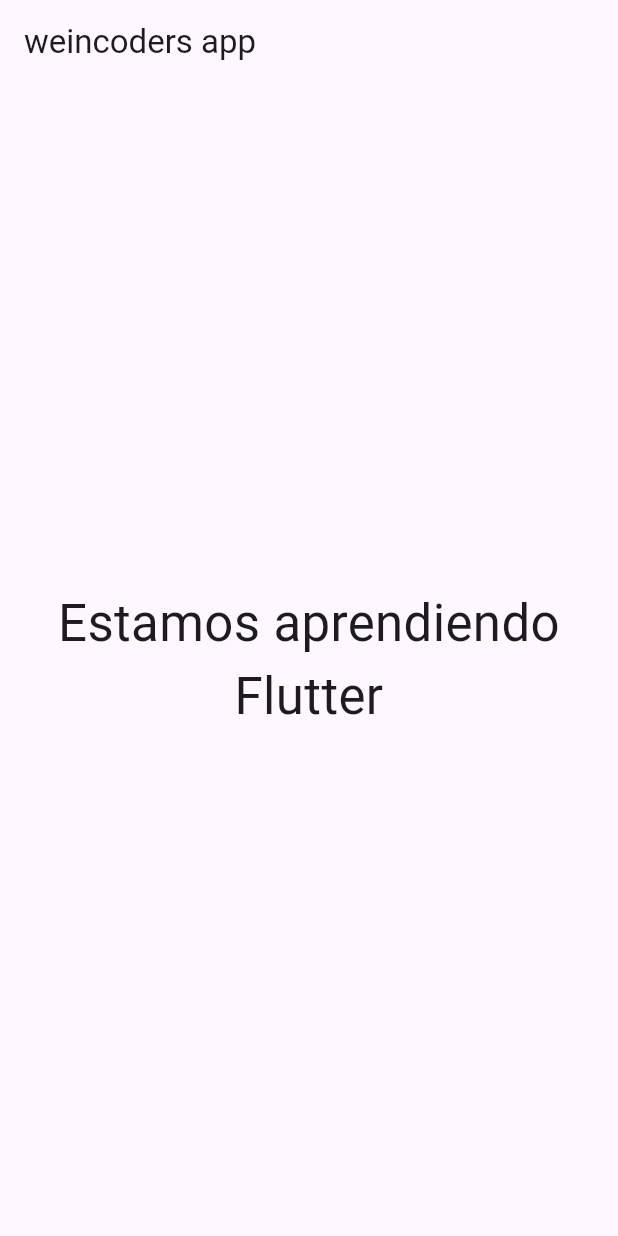
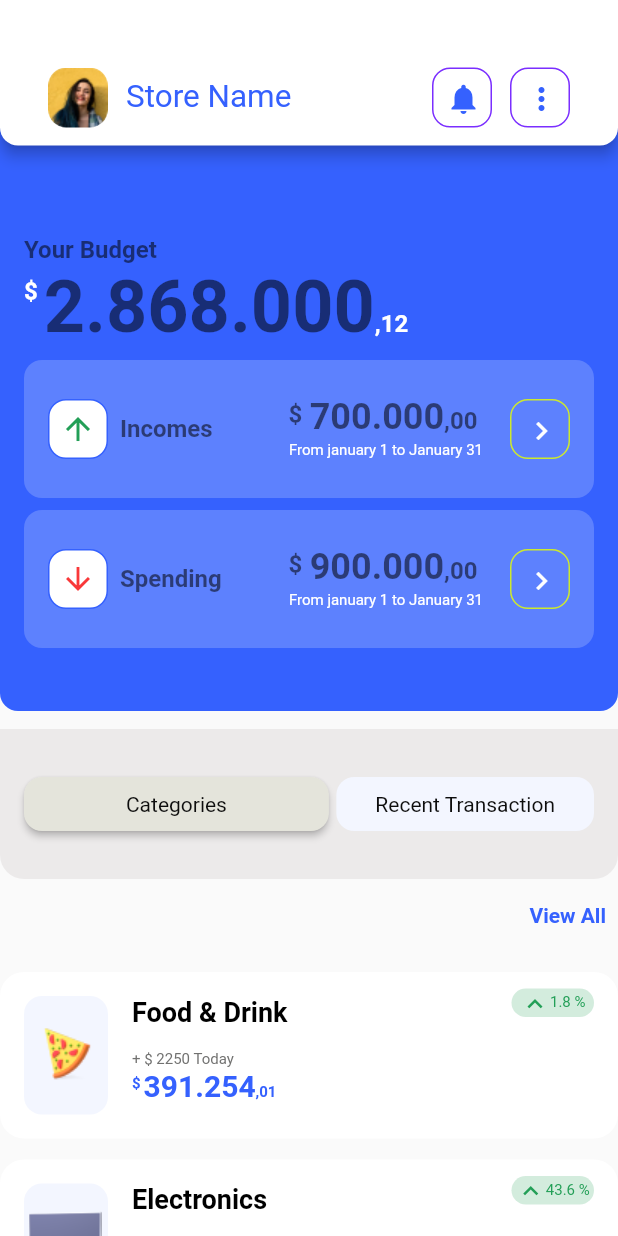
Before and after one commit to jsarmiento1985/flutter_002_weincode, a Flutter app: the screen it shows after launch, on a phone screen of 412 x 824 dp. Run offline on Flutter 3.47's test engine with Material 3 defaults, Android fonts, the light colour scheme and no system bars.

Commit message:
capitulo 4

```diff
--- a/analysis_options.yaml
+++ b/analysis_options.yaml
@@ -21,7 +21,7 @@ linter:
   # `// ignore_for_file: name_of_lint` syntax on the line or in the file
   # producing the lint.
   rules:
-    # avoid_print: false  # Uncomment to disable the `avoid_print` rule
+     avoid_print: false  # Uncomment to disable the `avoid_print` rule
     # prefer_single_quotes: true  # Uncomment to enable the `prefer_single_quotes` rule
 
 # Additional information about this file can be found at
--- a/lib/design/colors.dart
+++ b/lib/design/colors.dart
@@ -0,0 +1,19 @@
+import 'package:flutter/material.dart';
+
+class WeinFluColors {
+  WeinFluColors._();
+  static const Color brandPrimaryColor = Color.fromRGBO(53, 97, 254, 1);
+  static const Color brandSecondaryColor = Color.fromRGBO(243, 246, 255, 1);
+  static const Color brandLightColor = Colors.white;
+  static const Color brandLightColorOpacity =
+      Color.fromRGBO(255, 255, 255, 0.2);
+  static const Color brandLightColorBorder = Color.fromARGB(210, 228, 255, 1);
+  static const Color brandDarkColor = Colors.black;
+  static const Color brandLigthDarkColor = Color.fromRGBO(113, 113, 112, 1);
+  static const Color brandMidGreyColor = Color.fromRGBO(228, 228, 219, 1);
+  static const Color brandDarkColorOpacity = Color.fromRGBO(255, 255, 255, 0.2);
+  static const Color brandErrorColor = Color.fromRGBO(249, 56, 57, 0.2);
+  static const Color brandOnErrorColor = Color.fromRGBO(249, 56, 57, 1);
+  static const Color brandSuccessColor = Color.fromRGBO(35, 159, 87, 0.2);
+  static const Color brandOnSuccessColor = Color.fromRGBO(35, 159, 87, 1);
+}
--- /dev/null
+++ b/lib/design/radius.dart
@@ -0,0 +1,7 @@
+import "package:flutter/material.dart";
+
+class WeinFluRadius {
+  WeinFluRadius._();
+  static const Radius radiusXs = Radius.circular(12);
+  static const Radius radiusSmall = Radius.circular(12);
+}
--- /dev/null
+++ b/lib/design/themes.dart
@@ -0,0 +1,21 @@
+import 'package:flutter/material.dart';
+import 'package:flutter_002/design/colors.dart';
+
+class WeinFluThemes {
+  WeinFluThemes._(); //clase con sontructor privado, no puede instaciar
+  static ThemeData defaultTheme = ThemeData(
+    fontFamily: 'RobotoMono',
+    primaryColor: WeinFluColors.brandPrimaryColor,
+    textTheme: const TextTheme(
+      displayLarge: TextStyle(fontSize: 48.0, fontWeight: FontWeight.bold),
+      displayMedium: TextStyle(fontSize: 24.0, fontWeight: FontWeight.bold),
+      displaySmall: TextStyle(fontSize: 16.0, fontWeight: FontWeight.bold),
+      headlineLarge:
+          TextStyle(fontSize: 21.0, color: WeinFluColors.brandPrimaryColor),
+      bodyLarge: TextStyle(fontSize: 14.0),
+      bodyMedium: TextStyle(fontSize: 13.0),
+      bodySmall: TextStyle(fontSize: 10.0),
+    ),
+    useMaterial3: false,
+  );
+}
--- a/lib/main.dart
+++ b/lib/main.dart
@@ -1,4 +1,5 @@
 import 'package:flutter/material.dart';
+import 'package:flutter_002/pages/app.dart';
 
 void main() {
   runApp(const MyApp());
@@ -10,24 +11,6 @@ class MyApp extends StatelessWidget {
   // This widget is the root of your application.
   @override
   Widget build(BuildContext context) {
-    return MaterialApp(
-        title: 'Flutter Demo',
-        theme: ThemeData(
-          colorScheme: ColorScheme.fromSeed(seedColor: Colors.deepPurple),
-          useMaterial3: true,
-        ),
-        home: Scaffold(
-          appBar: AppBar(title: const Text('weincoders app')),
-          body: const Padding(
-            padding: EdgeInsets.all(.0),
-            child: Center(
-              child: Text(
-                'Estamos aprendiendo Flutter',
-                textAlign: TextAlign.center,
-                style: TextStyle(fontSize: 34.0),
-              ),
-            ),
-          ),
-        ));
+    return const WeinFluApp();
   }
 }
--- /dev/null
+++ b/lib/pages/app.dart
@@ -0,0 +1,18 @@
+import "package:flutter/material.dart";
+import "package:flutter_002/design/themes.dart";
+import "package:flutter_002/pages/home_page.dart";
+
+class WeinFluApp extends StatelessWidget {
+  const WeinFluApp({super.key});
+
+  @override
+  Widget build(BuildContext context) {
+    return MaterialApp(
+        debugShowCheckedModeBanner: false,
+        title: 'Flutter Demo',
+        theme: WeinFluThemes.defaultTheme,
+        home: const HomePage(
+          key: Key('home page'),
+        ));
+  }
+}
--- /dev/null
+++ b/lib/pages/home_page.dart
@@ -0,0 +1,97 @@
+import "package:flutter/material.dart";
+import "package:flutter_002/design/colors.dart";
+import "package:flutter_002/design/radius.dart";
+import "package:flutter_002/widgets/categories_widget.dart";
+import "package:flutter_002/widgets/home_app_bar_title.dart";
+import "package:flutter_002/widgets/mid_home_page_body.dart";
+import "package:flutter_002/widgets/top_home_page_body.dart";
+
+class HomePage extends StatefulWidget {
+  const HomePage({super.key});
+
+  @override
+  State<HomePage> createState() => _HomePageState();
+}
+
+class _HomePageState extends State<HomePage> {
+  var buttonStyleInactive = ElevatedButton.styleFrom(
+      elevation: 0,
+      backgroundColor: WeinFluColors.brandSecondaryColor,
+      shadowColor: WeinFluColors.brandLigthDarkColor,
+      shape: RoundedRectangleBorder(
+        borderRadius: BorderRadius.circular(12), // <-- Radius
+      ));
+
+  var buttonStyleActive = ElevatedButton.styleFrom(
+      backgroundColor: WeinFluColors.brandMidGreyColor,
+      shape: RoundedRectangleBorder(
+        borderRadius: BorderRadius.circular(12), // <-- Radius
+      ));
+
+  Widget currentDetailWidget = const CategoriesWidget();
+  late ButtonStyle categorieBtnStyle;
+  late ButtonStyle recientTransactionBtnStyle;
+
+  @override
+  void initState() {
+    super.initState();
+    categorieBtnStyle = buttonStyleActive;
+    recientTransactionBtnStyle = buttonStyleInactive;
+  }
+
+  @override
+  Widget build(BuildContext context) {
+    return Scaffold(
+      appBar: AppBar(
+          toolbarHeight: 97.0,
+          shape: const RoundedRectangleBorder(
+              borderRadius: BorderRadius.only(
+                  bottomLeft: WeinFluRadius.radiusSmall,
+                  bottomRight: WeinFluRadius.radiusXs)),
+          backgroundColor: WeinFluColors.brandLightColor,
+          title: const Padding(
+            padding: EdgeInsets.fromLTRB(16, 45, 16, 12),
+            child: HomeAppBarTitle(),
+          )),
+      body: Column(
+        children: [
+          const TopHomePageBody(),
+          MidHomePageBody(
+            categorieBtnStyle: categorieBtnStyle,
+            recientTransactionBtnStyle: recientTransactionBtnStyle,
+            categoriesBtnAction: () {
+              setState(() {
+                currentDetailWidget = const CategoriesWidget();
+                categorieBtnStyle = buttonStyleActive;
+                recientTransactionBtnStyle = buttonStyleInactive;
+              });
+            },
+            recientBtnAction: () {
+              setState(() {
+                currentDetailWidget = const RecentTransactions();
+                categorieBtnStyle = buttonStyleInactive;
+                recientTransactionBtnStyle = buttonStyleActive;
+              });
+            },
+          ),
+          //const Expanded(child: CategoriesWidget()),
+          Expanded(child: currentDetailWidget),
+        ],
+      ),
+    );
+  }
+}
+
+class RecentTransactions extends StatelessWidget {
+  const RecentTransactions({super.key});
+
+  @override
+  Widget build(BuildContext context) {
+    return Center(
+      child: Text(
+        'Este es el reto',
+        style: Theme.of(context).textTheme.headlineLarge,
+      ),
+    );
+  }
+}
--- /dev/null
+++ b/lib/widgets/categories_widget.dart
@@ -0,0 +1,183 @@
+import "package:flutter/material.dart";
+import "package:flutter_002/design/colors.dart";
+import "package:flutter_002/widgets/custom_money_display.dart";
+
+class CategoriesWidget extends StatelessWidget {
+  const CategoriesWidget({super.key});
+
+  @override
+  Widget build(BuildContext context) {
+    return ListView(
+      children: [
+        TextButton(
+          style: const ButtonStyle(alignment: Alignment.centerRight),
+          child: const Text(
+            "View All",
+            style: TextStyle(
+                fontWeight: FontWeight.bold,
+                color: Color.fromRGBO(53, 97, 254, 1)),
+          ),
+          onPressed: () {
+            print('presionaste click');
+          },
+        ),
+        const ProductDetailCard(
+          pathToProductImage: 'assets/images/pizza.png',
+          amount: 391254.01,
+          productName: 'Food & Drink',
+          currentSells: '2250',
+          percentage: '1.8',
+          typeProductDetailCard: TypeProductDetailCard.incomes,
+        ),
+        const ProductDetailCard(
+          typeProductDetailCard: TypeProductDetailCard.incomes,
+          pathToProductImage: 'assets/images/tv.png',
+          amount: 3176254.01,
+          productName: 'Electronics',
+          currentSells: '2250',
+          percentage: '43.6',
+        ),
+        const ProductDetailCard(
+          typeProductDetailCard: TypeProductDetailCard.outcomes,
+          pathToProductImage: 'assets/images/health.png',
+          amount: 38.01,
+          productName: 'Health',
+          currentSells: '110',
+          percentage: '25.8',
+        ),
+      ],
+    );
+  }
+}
+
+enum TypeProductDetailCard { incomes, outcomes }
+
+class ProductDetailCard extends StatelessWidget {
+  final String pathToProductImage;
+  final double amount;
+  final String productName;
+  final String currentSells;
+  final String percentage;
+  final TypeProductDetailCard typeProductDetailCard;
+
+  const ProductDetailCard(
+      {super.key,
+      required this.pathToProductImage,
+      required this.amount,
+      required this.productName,
+      required this.currentSells,
+      required this.percentage,
+      required this.typeProductDetailCard});
+
+  @override
+  Widget build(BuildContext context) {
+    var iconIncomes = const Icon(
+      Icons.expand_less,
+      size: 20,
+      color: WeinFluColors.brandOnSuccessColor,
+    );
+    var iconSpending = const Icon(
+      Icons.expand_more,
+      size: 20,
+      color: WeinFluColors.brandOnErrorColor,
+    );
+    var currentBgPercentageColor = WeinFluColors.brandSuccessColor;
+    var currentTextPercentageColor = WeinFluColors.brandOnSuccessColor;
+    var currentIcon = iconIncomes;
+
+    if (typeProductDetailCard == TypeProductDetailCard.outcomes) {
+      currentBgPercentageColor = WeinFluColors.brandErrorColor;
+      currentTextPercentageColor = WeinFluColors.brandOnErrorColor;
+      currentIcon = iconSpending;
+    }
+
+    return Container(
+      margin: const EdgeInsets.only(
+        top: 14,
+      ),
+      height: 111,
+      decoration: const BoxDecoration(
+        shape: BoxShape.rectangle,
+        color: WeinFluColors.brandLightColor,
+        borderRadius: BorderRadius.all(Radius.circular(16)),
+      ),
+      child: Row(
+        children: [
+          Container(
+            margin: const EdgeInsets.only(left: 16),
+            height: 79,
+            width: 56,
+            decoration: BoxDecoration(
+              image: DecorationImage(image: AssetImage(pathToProductImage)),
+              color: WeinFluColors.brandSecondaryColor,
+              borderRadius: const BorderRadius.all(Radius.circular(12)),
+            ),
+          ),
+          Expanded(
+            child: Container(
+              padding: const EdgeInsets.only(top: 16, left: 16),
+              child: Column(
+                crossAxisAlignment: CrossAxisAlignment.start,
+                children: [
+                  Text(
+                    productName,
+                    textAlign: TextAlign.left,
+                    style: const TextStyle(
+                        color: WeinFluColors.brandDarkColor,
+                        fontWeight: FontWeight.w700,
+                        fontFamily: 'RobotoMono',
+                        fontSize: 18),
+                  ),
+                  Padding(
+                    padding: const EdgeInsets.only(top: 15.0),
+                    child: Text(
+                      '+ \$ $currentSells Today',
+                      style: const TextStyle(
+                          color: WeinFluColors.brandLigthDarkColor,
+                          fontFamily: 'RobotoMono',
+                          fontSize: 10),
+                    ),
+                  ),
+                  CustomMoneyDisplay(
+                    padding: const EdgeInsets.only(top: 4, right: 2),
+                    amount: amount,
+                    amountStyle: const TextStyle(
+                        color: WeinFluColors.brandPrimaryColor,
+                        fontWeight: FontWeight.bold,
+                        fontSize: 20),
+                    amountStyleSmall: const TextStyle(
+                        color: WeinFluColors.brandPrimaryColor,
+                        fontWeight: FontWeight.bold,
+                        fontSize: 10),
+                  )
+                ],
+              ),
+            ),
+          ),
+          Container(
+            margin: const EdgeInsets.only(
+              bottom: 70,
+              right: 16,
+            ),
+            height: 19,
+            width: 55,
+            decoration: BoxDecoration(
+                borderRadius: const BorderRadius.all(Radius.circular(19)),
+                color: currentBgPercentageColor),
+            child: Row(
+              mainAxisAlignment: MainAxisAlignment.center,
+              children: [
+                currentIcon,
+                Text(
+                  '$percentage %',
+                  style: TextStyle(
+                      fontSize: 10, color: currentTextPercentageColor),
+                )
+              ],
+            ),
+          )
+        ],
+      ),
+    );
+  }
+}
--- /dev/null
+++ b/lib/widgets/custom_money_display.dart
@@ -0,0 +1,42 @@
+import 'package:flutter/material.dart';
+import 'package:intl/intl.dart';
+
+class CustomMoneyDisplay extends StatelessWidget {
+  final double amount;
+  final TextStyle amountStyle;
+  final TextStyle amountStyleSmall;
+  final EdgeInsets? padding;
+  const CustomMoneyDisplay({
+    super.key,
+    required this.amount,
+    required this.amountStyle,
+    required this.amountStyleSmall,
+    this.padding,
+  });
+
+  @override
+  Widget build(BuildContext context) {
+    final formater = NumberFormat.currency(
+        locale: 'eu',
+        customPattern: '#,### \u00a4',
+        symbol: '',
+        decimalDigits: 2);
+
+    final String convertedMoneyToString = formater.format(amount);
+    final splitConvertedValues = convertedMoneyToString.split(',');
+    return Row(
+      crossAxisAlignment: CrossAxisAlignment.start,
+      children: [
+        Container(
+          padding: padding,
+          child: Text('\$', style: amountStyleSmall),
+        ),
+        RichText(
+            text: TextSpan(children: [
+          TextSpan(text: splitConvertedValues[0], style: amountStyle),
+          TextSpan(text: ',${splitConvertedValues[1]}', style: amountStyleSmall)
+        ])),
+      ],
+    );
+  }
+}
--- /dev/null
+++ b/lib/widgets/home_app_bar_title.dart
@@ -0,0 +1,64 @@
+import "package:flutter/material.dart";
+import "package:flutter_002/design/colors.dart";
+
+class HomeAppBarTitle extends StatelessWidget {
+  const HomeAppBarTitle({super.key});
+
+  @override
+  Widget build(BuildContext context) {
+    return Row(
+      children: [
+        Container(
+          width: 40.0,
+          height: 40.0,
+          margin: const EdgeInsets.only(right: 12),
+          decoration: const BoxDecoration(
+              image:
+                  DecorationImage(image: AssetImage('assets/images/user.png')),
+              borderRadius: BorderRadius.all(Radius.circular(12))),
+        ),
+        Expanded(
+          child: Text(
+            'Store Name',
+            style: Theme.of(context).textTheme.headlineLarge,
+          ),
+        ),
+        ContainerHeaderIcon(
+            configMargin: const EdgeInsets.only(right: 12),
+            iconButton: IconButton(
+                onPressed: () => print('presionaron icono notificaciones'),
+                icon: const Icon(
+                  Icons.notifications,
+                  color: WeinFluColors.brandPrimaryColor,
+                ))),
+        ContainerHeaderIcon(
+            iconButton: IconButton(
+                onPressed: () => print('presionaron icono more vertical'),
+                icon: const Icon(
+                  Icons.more_vert,
+                  color: WeinFluColors.brandPrimaryColor,
+                )))
+      ],
+    );
+  }
+}
+
+class ContainerHeaderIcon extends StatelessWidget {
+  final IconButton iconButton;
+  final EdgeInsets? configMargin;
+  const ContainerHeaderIcon(
+      {super.key, required this.iconButton, this.configMargin});
+
+  @override
+  Widget build(BuildContext context) {
+    return Container(
+      height: 40.0,
+      width: 40.0,
+      margin: configMargin,
+      decoration: BoxDecoration(
+          border: Border.all(color: const Color.fromARGB(210, 94, 1, 255)),
+          borderRadius: const BorderRadius.all(Radius.circular(12))),
+      child: iconButton,
+    );
+  }
+}
--- /dev/null
+++ b/lib/widgets/mid_home_page_body.dart
@@ -0,0 +1,63 @@
+import "package:flutter/material.dart";
+
+class MidHomePageBody extends StatelessWidget {
+  final ButtonStyle categorieBtnStyle;
+  final ButtonStyle recientTransactionBtnStyle;
+  final void Function()? categoriesBtnAction;
+  final void Function()? recientBtnAction;
+
+  const MidHomePageBody({
+    super.key,
+    required this.categorieBtnStyle,
+    required this.recientTransactionBtnStyle,
+    required this.categoriesBtnAction,
+    required this.recientBtnAction,
+  });
+
+  @override
+  Widget build(BuildContext context) {
+    return Container(
+      padding: const EdgeInsets.only(left: 16.0, right: 16.0),
+      height: 100,
+      width: MediaQuery.of(context).size.width,
+      decoration: const BoxDecoration(
+          shape: BoxShape.rectangle,
+          color: Color.fromARGB(51, 181, 171, 171),
+          borderRadius: BorderRadius.only(
+            bottomLeft: Radius.circular(16.0),
+            bottomRight: Radius.circular(16.0),
+          )),
+      child: Row(
+        children: [
+          Expanded(
+            child: Container(
+              margin: const EdgeInsets.only(right: 5.0),
+              child: ElevatedButton(
+                style: categorieBtnStyle,
+                onPressed: categoriesBtnAction,
+                child: const Padding(
+                  padding:
+                      EdgeInsets.symmetric(vertical: 10.0, horizontal: 10.0),
+                  child: Text('Categories',
+                      style: TextStyle(
+                          color: Color.fromARGB(255, 13, 13, 13),
+                          fontSize: 14.0)),
+                ),
+              ),
+            ),
+          ),
+          ElevatedButton(
+            style: recientTransactionBtnStyle,
+            onPressed: recientBtnAction,
+            child: const Padding(
+              padding: EdgeInsets.symmetric(vertical: 10.0, horizontal: 10.0),
+              child: Text('Recent Transaction',
+                  style: TextStyle(
+                      color: Color.fromARGB(255, 13, 13, 13), fontSize: 14.0)),
+            ),
+          ),
+        ],
+      ),
+    );
+  }
+}
--- /dev/null
+++ b/lib/widgets/summary_card.dart
@@ -0,0 +1,93 @@
+import 'package:flutter/material.dart';
+import 'package:flutter_002/design/colors.dart';
+import 'package:flutter_002/design/radius.dart';
+import 'package:flutter_002/widgets/custom_money_display.dart';
+
+enum TypeSummaryCard { incomes, spending }
+
+class SummaryCard extends StatelessWidget {
+  final TypeSummaryCard typeSummaryCard;
+  final double amount;
+  final String period;
+  final void Function()? action;
+  const SummaryCard(
+      {super.key,
+      required this.typeSummaryCard,
+      required this.amount,
+      required this.period,
+      required this.action});
+
+  @override
+  Widget build(BuildContext context) {
+    var incomesIcon = const Icon(
+      Icons.arrow_upward,
+      color: WeinFluColors.brandOnSuccessColor,
+    );
+    var spendingIcon = const Icon(Icons.arrow_downward,
+        color: WeinFluColors.brandOnErrorColor);
+    //
+    return Container(
+      height: 92,
+      margin: const EdgeInsets.only(top: 8),
+      padding: const EdgeInsets.all(16),
+      decoration: const BoxDecoration(
+        shape: BoxShape.rectangle,
+        color: Color.fromARGB(51, 255, 255, 255),
+        borderRadius: BorderRadius.all(WeinFluRadius.radiusXs),
+      ),
+      child: Row(mainAxisAlignment: MainAxisAlignment.spaceAround, children: [
+        Container(
+            height: 40,
+            width: 40,
+            margin: const EdgeInsets.only(right: 8),
+            decoration: BoxDecoration(
+                color: Colors.white,
+                borderRadius: const BorderRadius.all(WeinFluRadius.radiusXs),
+                border: Border.all(color: WeinFluColors.brandPrimaryColor)),
+            child: typeSummaryCard == TypeSummaryCard.incomes
+                ? incomesIcon
+                : spendingIcon),
+        Expanded(
+          child: Text(
+            typeSummaryCard == TypeSummaryCard.incomes ? 'Incomes' : 'Spending',
+            style: Theme.of(context).textTheme.displaySmall,
+          ),
+        ),
+        Container(
+          margin: const EdgeInsets.only(right: 16),
+          child: Column(mainAxisAlignment: MainAxisAlignment.center, children: [
+            CustomMoneyDisplay(
+                padding: const EdgeInsets.only(top: 2, right: 5),
+                amount: amount,
+                amountStyle: Theme.of(context).textTheme.displayMedium!,
+                amountStyleSmall: Theme.of(context).textTheme.displaySmall!),
+            Padding(
+              padding: const EdgeInsets.all(2.0),
+              child: Text(
+                period,
+                style: const TextStyle(
+                    color: WeinFluColors.brandLightColor,
+                    fontFamily: 'RobotoMono',
+                    fontSize: 10),
+              ),
+            ),
+          ]),
+        ),
+        Container(
+          height: 40,
+          width: 40,
+          decoration: BoxDecoration(
+              borderRadius: const BorderRadius.all(Radius.circular(12)),
+              border: Border.all(color: WeinFluColors.brandLightColorBorder)),
+          child: IconButton(
+            icon: const Icon(
+              Icons.chevron_right,
+              color: Colors.white,
+            ),
+            onPressed: action,
+          ),
+        ),
+      ]),
+    );
+  }
+}
--- /dev/null
+++ b/lib/widgets/top_home_page_body.dart
@@ -0,0 +1,56 @@
+import 'package:flutter/material.dart';
+import 'package:flutter_002/design/colors.dart';
+import 'package:flutter_002/design/radius.dart';
+import 'package:flutter_002/widgets/custom_money_display.dart';
+import 'package:flutter_002/widgets/summary_card.dart';
+
+class TopHomePageBody extends StatelessWidget {
+  const TopHomePageBody({super.key});
+
+  @override
+  Widget build(BuildContext context) {
+    return Container(
+      padding: const EdgeInsets.all(16.0),
+      width: MediaQuery.of(context).size.width,
+      transform: Matrix4.translationValues(0, -12, 0),
+      height: 389,
+      decoration: const BoxDecoration(
+          color: WeinFluColors.brandPrimaryColor,
+          borderRadius: BorderRadius.only(
+            bottomLeft: WeinFluRadius.radiusSmall,
+            bottomRight: WeinFluRadius.radiusSmall,
+          )),
+      child: Column(
+        crossAxisAlignment: CrossAxisAlignment.start,
+        children: [
+          Container(
+            margin: const EdgeInsets.only(top: 56),
+            child: Text('Your Budget',
+                style: Theme.of(context).textTheme.displaySmall),
+          ),
+          CustomMoneyDisplay(
+            amount: 2868000.12,
+            padding: const EdgeInsets.only(top: 8.0, right: 4.0),
+            amountStyle: Theme.of(context).textTheme.displayLarge!,
+            amountStyleSmall: const TextStyle(
+                fontSize: 16.0,
+                fontWeight: FontWeight.bold,
+                color: WeinFluColors.brandLightColor),
+          ),
+          SummaryCard(
+            typeSummaryCard: TypeSummaryCard.incomes,
+            amount: 700000,
+            period: 'From january 1 to January 31',
+            action: () => print('incomes'),
+          ),
+          SummaryCard(
+            typeSummaryCard: TypeSummaryCard.spending,
+            amount: 900000,
+            period: 'From january 1 to January 31',
+            action: () => print('spending'),
+          )
+        ],
+      ),
+    );
+  }
+}
```
Also changed, not shown: pubspec.yaml (+9 -24 lines), assets/images/health.png (added), assets/images/pizza.png (added), assets/images/tv.png (added), pubspec.lock, 1 other file.
